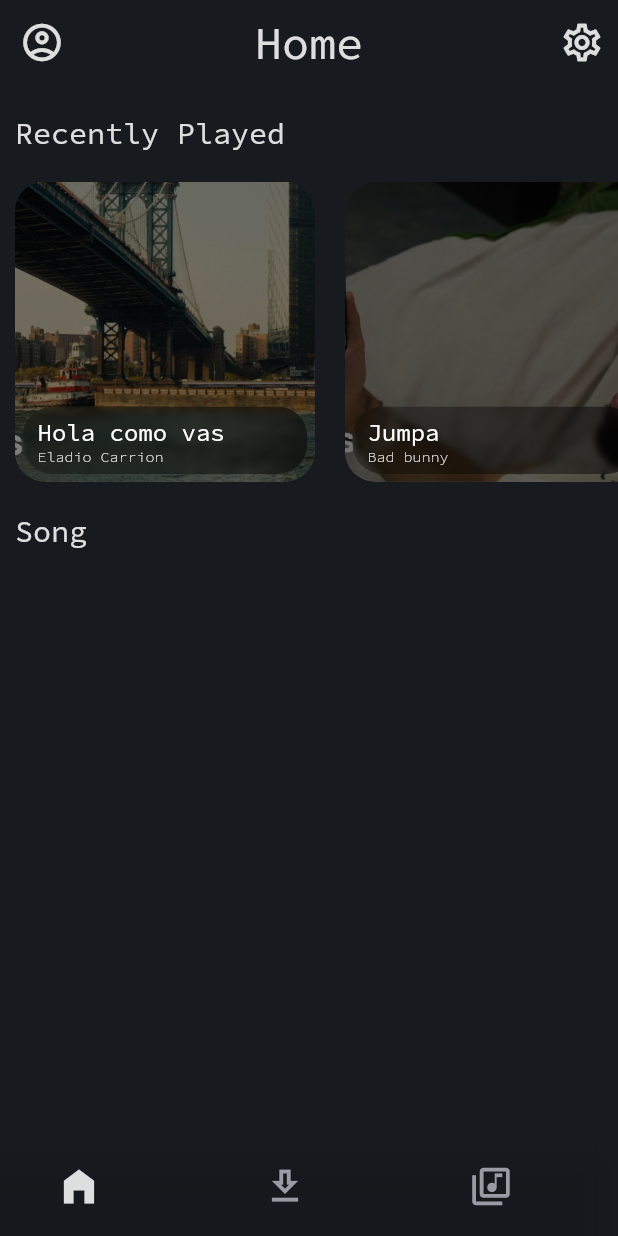
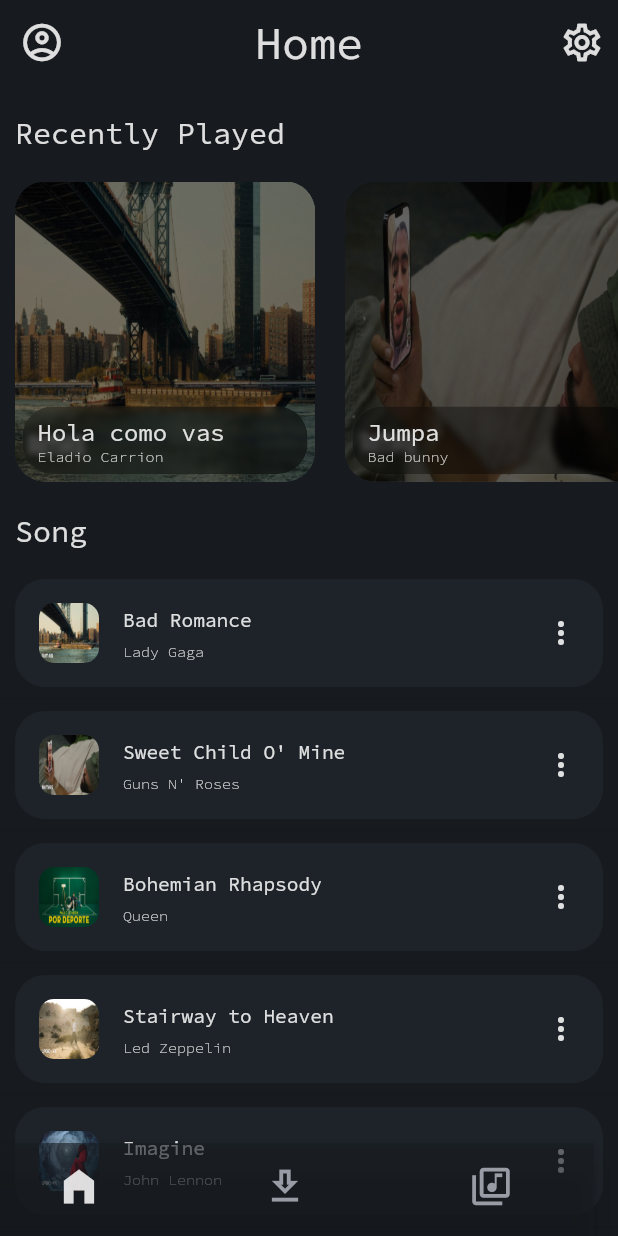
Before and after one commit to mstermigol/Sound, a Flutter app: the screen it shows after launch, on a phone screen of 412 x 824 dp. Run offline on Flutter 3.47's test engine with Material 2 defaults, Android fonts, the phone set to English and light mode, and no system bars.

Commit message:
Created the Song ListView

```diff
--- a/lib/screens/home_screen.dart
+++ b/lib/screens/home_screen.dart
@@ -3,7 +3,6 @@
 import 'package:sound/models/song.dart';
 import 'package:sound/widgets/glass_box.dart';
 
-// TODO: Create the carrousel of recently played songs
 // TODO: Create a scrollable list of all songs
 
 class HomeScreen extends StatelessWidget {
@@ -53,7 +52,122 @@
           SizedBox(
             height: 20.0,
           ),
+          AllSongs()
         ],
+      ),
+    );
+  }
+}
+
+List<Song> allSongs = [
+  Song(
+    'Bad Romance',
+    'Lady Gaga',
+    'assets/samples/holaComoVas.jpg',
+  ),
+  Song(
+    'Sweet Child O\' Mine',
+    'Guns N\' Roses',
+    'assets/samples/jumpa.jpg',
+  ),
+  Song(
+    'Bohemian Rhapsody',
+    'Queen',
+    'assets/samples/porDeporte.jpg',
+  ),
+  Song(
+    'Stairway to Heaven',
+    'Led Zeppelin',
+    'assets/samples/sinSenal.jpg',
+  ),
+  Song(
+    'Imagine',
+    'John Lennon',
+    'assets/samples/vistaAlMar.jpg',
+  ),
+    Song(
+    'Bad Romance',
+    'Lady Gaga',
+    'assets/samples/holaComoVas.jpg',
+  ),
+  Song(
+    'Sweet Child O\' Mine',
+    'Guns N\' Roses',
+    'assets/samples/jumpa.jpg',
+  ),
+  Song(
+    'Bohemian Rhapsody',
+    'Queen',
+    'assets/samples/porDeporte.jpg',
+  ),
+  Song(
+    'Stairway to Heaven',
+    'Led Zeppelin',
+    'assets/samples/sinSenal.jpg',
+  ),
+  Song(
+    'Imagine',
+    'John Lennon',
+    'assets/samples/vistaAlMar.jpg',
+  ),
+];
+
+class AllSongs extends StatelessWidget {
+  const AllSongs({
+    Key? key,
+  }) : super(key: key);
+
+  @override
+  Widget build(BuildContext context) {
+    return Expanded(
+      child: ListView.separated(
+        separatorBuilder: (context, index) => const Divider(),
+        itemCount: allSongs.length,
+        itemBuilder: (context, index) {
+          return Padding(
+            padding: const EdgeInsets.symmetric(horizontal: 10.0),
+            child: ClipRRect(
+              borderRadius: BorderRadius.circular(20.0),
+              child: Container(
+                color: PALETTE.secundary,
+                child: ListTile(
+                  leading: ClipRRect(
+                    borderRadius: BorderRadius.circular(10.0),
+                    child: Image.asset(
+                                allSongs[index].image,
+                                fit: BoxFit.cover,
+                                width: 40.0,
+                                height: 40.0,
+                                cacheWidth: 110,
+                                cacheHeight: 110,
+                              ),
+                  ),
+                  title: Text(
+                                        overflow: TextOverflow.ellipsis,
+                                        maxLines: 1,
+                                        allSongs[index].name,
+                                        style: const TextStyle(
+                                          color: PALETTE.blanco,
+                                          fontSize: 13.0,
+                                          fontWeight: FontWeight.w400,
+                                        ),
+                                      ),
+                  subtitle: Text(
+                                        overflow: TextOverflow.ellipsis,
+                                        maxLines: 1,
+                                        allSongs[index].artist,
+                                        style: const TextStyle(
+                                          color: PALETTE.blanco,
+                                          fontSize: 10.0,
+                                          fontWeight: FontWeight.w200,
+                                        ),
+                                      ),
+                  trailing: const Icon(Icons.more_vert, color: PALETTE.blanco,),
+                ),
+              ),
+            ),
+          );
+        },
       ),
     );
   }
@@ -97,6 +211,15 @@
   }
 }
 
+
+List<Song> recentSongs = [
+  Song("Hola como vas", "Eladio Carrion", ('assets/samples/holaComoVas.jpg')),
+  Song("Jumpa", "Bad bunny", ('assets/samples/jumpa.jpg')),
+  Song("Por deporte", "Paulo Londra", ('assets/samples/porDeporte.jpg')),
+  Song("Sin señal", "Quevedo", ('assets/samples/sinSenal.jpg')),
+  Song("Vista al mar", "Quevedo", ('assets/samples/vistaAlMar.jpg')),
+];
+
 class RecentlyPlayed extends StatefulWidget {
   const RecentlyPlayed({super.key});
 
@@ -105,16 +228,6 @@
 }
 
 class RecentlyPlayedState extends State<RecentlyPlayed> {
-  final recentSongs = [
-    Song("Hola como vas", "Eladio Carrion",
-        ('assets/samples/holaComoVas.jpg')),
-    Song("Jumpa", "Bad bunny", ('assets/samples/jumpa.jpg')),
-    Song("Por deporte", "Paulo Londra",
-        ('assets/samples/porDeporte.jpg')),
-    Song("Sin señal", "Quevedo", ('assets/samples/sinSenal.jpg')),
-    Song("Vista al mar", "Quevedo",
-        ('assets/samples/vistaAlMar.jpg')),
-  ];
   final GlobalKey<AnimatedListState> _listKey = GlobalKey();
 
   @override
@@ -135,15 +248,13 @@
                   child: Stack(
                       alignment: AlignmentDirectional.bottomEnd,
                       children: [
-                        Container(
+                        Image.asset(
+                          recentSongs[index].image,
+                          fit: BoxFit.cover,
                           width: 200.0,
                           height: 200.0,
-                          decoration: BoxDecoration(
-                            image: DecorationImage(
-                              image: AssetImage(recentSongs[index].image),
-                              fit: BoxFit.cover,
-                            ),
-                          ),
+                          cacheWidth: 525,
+                          cacheHeight: 525,
                         ),
                         Container(
                           width: 200.0,
@@ -162,26 +273,28 @@
                               mainAxisAlignment: MainAxisAlignment.end,
                               children: [
                                 Padding(
-                                  padding: const EdgeInsets.only(left: 10.0, right: 5.0),
+                                  padding: const EdgeInsets.only(
+                                      left: 10.0, right: 5.0),
                                   child: Text(
                                     overflow: TextOverflow.ellipsis,
                                     maxLines: 1,
                                     recentSongs[index].name,
                                     style: const TextStyle(
-                                      color: Colors.white,
+                                      color: PALETTE.blanco,
                                       fontSize: 16.0,
                                       fontWeight: FontWeight.w400,
                                     ),
                                   ),
                                 ),
                                 Padding(
-                                  padding: const EdgeInsets.only(bottom: 5.0, left: 10.0, right: 5.0),
+                                  padding: const EdgeInsets.only(
+                                      bottom: 5.0, left: 10.0, right: 5.0),
                                   child: Text(
                                     overflow: TextOverflow.ellipsis,
                                     maxLines: 1,
                                     recentSongs[index].artist,
                                     style: const TextStyle(
-                                      color: Colors.white,
+                                      color: PALETTE.blanco,
                                       fontSize: 10.0,
                                       fontWeight: FontWeight.w200,
                                     ),
```
